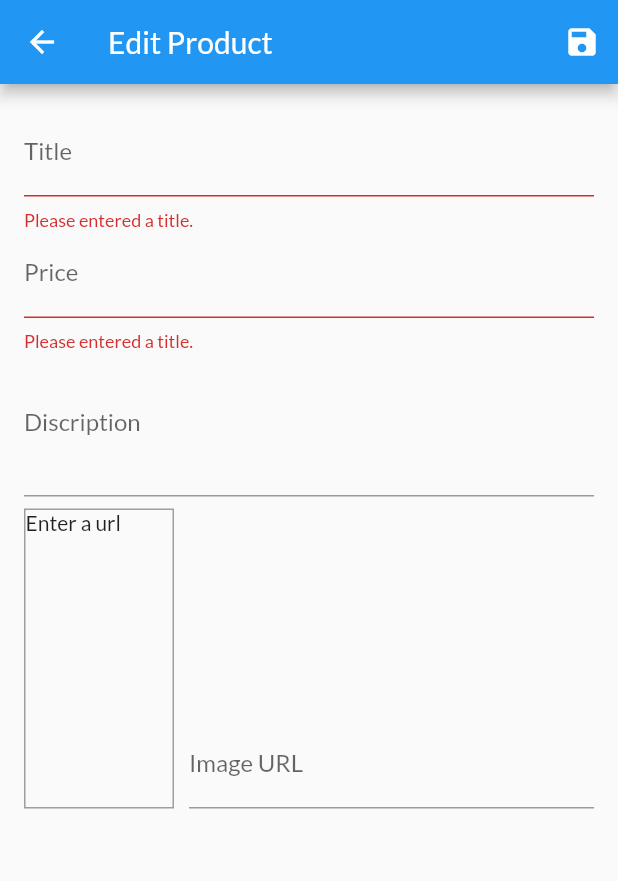
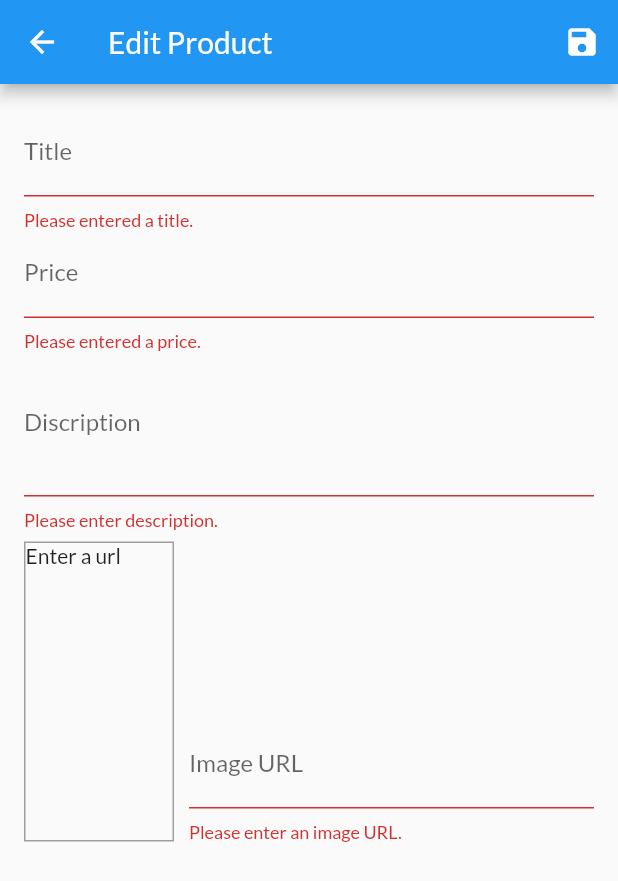
Before and after one commit to almusfuad/shop_app, a Flutter app: the EditProductScreen screen opened by its route, after a tap on the "save" icon, on a phone screen of 412 x 824 dp. Shown: the top 881 px of the screen. Run offline on Flutter 3.47's test engine with Material 2 defaults, Android fonts, the phone set to English and light mode, and no system bars; network calls fail.

Commit message:
validating with logic

```diff
--- a/lib/screens/edit_product.dart
+++ b/lib/screens/edit_product.dart
@@ -44,6 +44,14 @@ class _EditProductScreenState extends State<EditProductScreen> {
 
   void _updateImageUrl() {
     if (!_imageUrlFocusNode.hasFocus) {
+      if (_imageUrlController.text.isEmpty ||
+          (!_imageUrlController.text.startsWith('http') &&
+              !_imageUrlController.text.startsWith('https')) ||
+          (!_imageUrlController.text.endsWith('.png') &&
+              !_imageUrlController.text.endsWith('.jpg') &&
+              !_imageUrlController.text.endsWith('.jpeg'))) {
+        return;
+      }
       setState(() {});
     }
   }
@@ -106,9 +114,15 @@ class _EditProductScreenState extends State<EditProductScreen> {
                 focusNode: _priceFocusNode,
                 validator: (value) {
                   if (value.isEmpty) {
-                    return 'Please entered a title.';
+                    return 'Please entered a price.';
                   }
-                  return value = null;
+                  if (double.tryParse(value) == null) {
+                    return 'Please enter a valid number';
+                  }
+                  if (double.parse(value) <= 0) {
+                    return 'Please enter a number';
+                  }
+                  return null;
                 },
                 onSaved: (value) {
                   _editedProduct = Product(
@@ -128,6 +142,15 @@ class _EditProductScreenState extends State<EditProductScreen> {
                 focusNode: _descriptionFocusNode,
                 onFieldSubmitted: (_) {
                   FocusScope.of(context).requestFocus(_descriptionFocusNode);
+                },
+                validator: (value) {
+                  if (value.isEmpty) {
+                    return 'Please enter description.';
+                  }
+                  if (value.length < 10) {
+                    return 'Should be at least 10 characters long';
+                  }
+                  return null;
                 },
                 onSaved: (value) {
                   _editedProduct = Product(
@@ -171,6 +194,21 @@ class _EditProductScreenState extends State<EditProductScreen> {
                       onFieldSubmitted: (_) {
                         _saveForm();
                       },
+                      validator: (value) {
+                        if (value.isEmpty) {
+                          return 'Please enter an image URL.';
+                        }
+                        if (!value.startsWith('http') &&
+                            !value.startsWith('https')) {
+                          return 'Please enter a valid URL.';
+                        }
+                        if (!value.endsWith('.png') &&
+                            !value.endsWith('.jpg') &&
+                            !value.endsWith('.jpeg')) {
+                          return 'Please enter a valid image URL.';
+                        }
+                        return null;
+                      },
                       onSaved: (value) {
                         _editedProduct = Product(
                           id: null,
```
